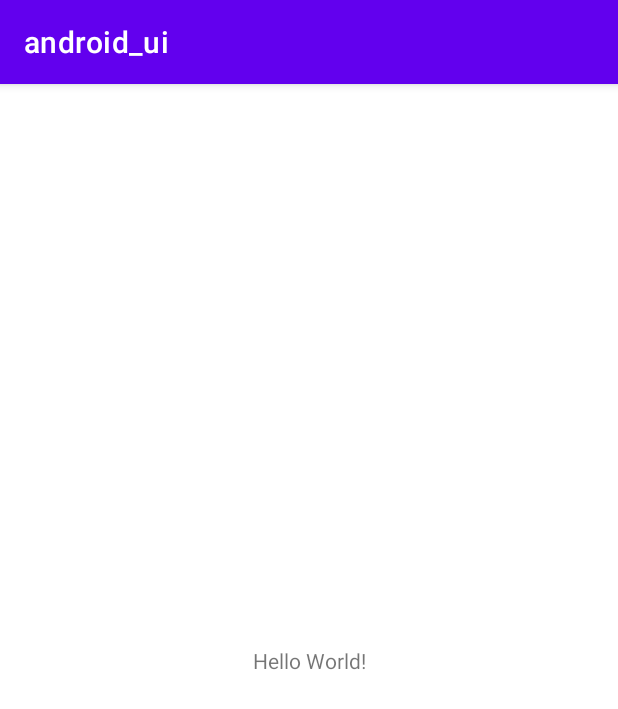
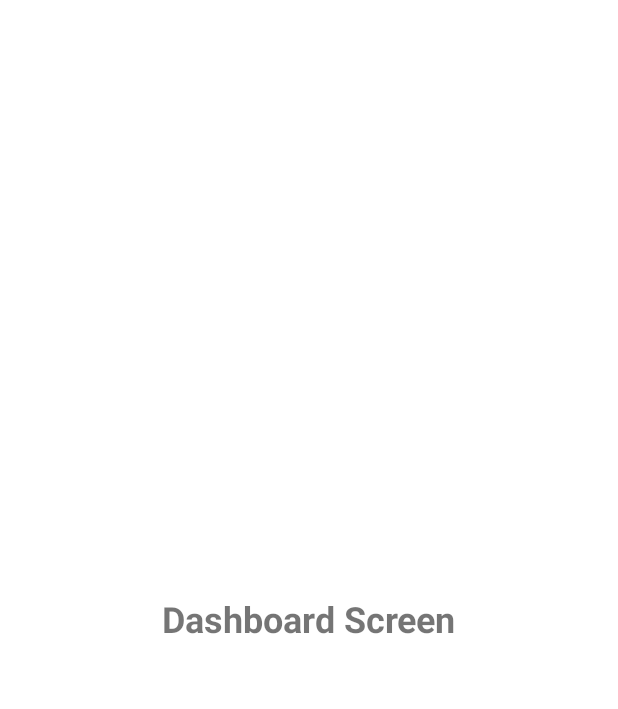
Before and after one commit to GGAYIFRANKY/Android_ui, an Android app: the screen it shows after launch (MainActivity before the commit, Dashboard after it), on a phone screen of 412 x 824 dp. Shown: the top 709 px of the screen. Run offline under Robolectric (Android 15) with nearby library versions, the phone set to English and light mode, and no system bars.

Commit message:
splash screen

```diff
--- a/app/src/main/AndroidManifest.xml
+++ b/app/src/main/AndroidManifest.xml
@@ -9,6 +9,7 @@
         android:roundIcon="@mipmap/ic_launcher_round"
         android:supportsRtl="true"
         android:theme="@style/Theme.Android_ui">
+        <activity android:name=".Dashboard"></activity>
         <activity android:name=".MainActivity">
             <intent-filter>
                 <action android:name="android.intent.action.MAIN" />
--- /dev/null
+++ b/app/src/main/java/com/example/android_ui/Dashboard.java
@@ -0,0 +1,14 @@
+package com.example.android_ui;
+
+import androidx.appcompat.app.AppCompatActivity;
+
+import android.os.Bundle;
+
+public class Dashboard extends AppCompatActivity {
+
+    @Override
+    protected void onCreate(Bundle savedInstanceState) {
+        super.onCreate(savedInstanceState);
+        setContentView(R.layout.activity_dashboard);
+    }
+}
--- a/app/src/main/java/com/example/android_ui/MainActivity.java
+++ b/app/src/main/java/com/example/android_ui/MainActivity.java
@@ -2,13 +2,49 @@ package com.example.android_ui;
 
 import androidx.appcompat.app.AppCompatActivity;
 
+import android.content.Intent;
 import android.os.Bundle;
+import android.os.Handler;
+import android.view.WindowManager;
+import android.view.animation.Animation;
+import android.view.animation.AnimationUtils;
+import android.widget.ImageView;
+import android.widget.TextView;
 
 public class MainActivity extends AppCompatActivity {
+
+    private static int SPLASH_SCREEN = 5000;
+
+    Animation topAnim, bottomAnim;
+    ImageView image;
+    TextView motto,slogan;
 
     @Override
     protected void onCreate(Bundle savedInstanceState) {
         super.onCreate(savedInstanceState);
+        getWindow().setFlags(WindowManager.LayoutParams.FLAG_FULLSCREEN, WindowManager.LayoutParams.FLAG_FULLSCREEN);
         setContentView(R.layout.activity_main);
+
+        //Animations
+        topAnim = AnimationUtils.loadAnimation(this,R.anim.top_animation);
+        bottomAnim = AnimationUtils.loadAnimation(this,R.anim.bottom_animation);
+
+        image = findViewById(R.id.imageView);
+        motto = findViewById(R.id.textView1);
+        slogan = findViewById(R.id.textView2);
+
+        image.setAnimation(topAnim);
+        motto.setAnimation(bottomAnim);
+        slogan.setAnimation(bottomAnim);
+
+
+        new Handler().postDelayed(new Runnable() {
+            @Override
+            public void run() {
+                Intent intent = new Intent(MainActivity.this,Dashboard.class);
+                startActivity(intent);
+                finish();
+            }
+        },SPLASH_SCREEN);
     }
 }
--- /dev/null
+++ b/app/src/main/res/anim/bottom_animation.xml
@@ -0,0 +1,15 @@
+<?xml version="1.0" encoding="utf-8"?>
+<set xmlns:android="http://schemas.android.com/apk/res/android">
+
+    <translate
+        android:fromXDelta="0%"
+        android:fromYDelta="100%"
+        android:duration="1500"
+    />
+
+    <alpha
+        android:fromAlpha="0.1"
+        android:toAlpha="1.0"
+        android:duration="1500" />
+
+</set>
--- /dev/null
+++ b/app/src/main/res/anim/top_animation.xml
@@ -0,0 +1,15 @@
+<?xml version="1.0" encoding="utf-8"?>
+<set xmlns:android="http://schemas.android.com/apk/res/android">
+
+    <translate
+        android:fromXDelta="0%"
+        android:fromYDelta="-50%"
+        android:duration="2000"
+        />
+
+    <alpha
+        android:fromAlpha="0.1"
+        android:toAlpha="1.0"
+        android:duration="1500" />
+
+</set>
--- /dev/null
+++ b/app/src/main/res/layout/activity_dashboard.xml
@@ -0,0 +1,20 @@
+<?xml version="1.0" encoding="utf-8"?>
+<androidx.constraintlayout.widget.ConstraintLayout xmlns:android="http://schemas.android.com/apk/res/android"
+    xmlns:app="http://schemas.android.com/apk/res-auto"
+    xmlns:tools="http://schemas.android.com/tools"
+    android:layout_width="match_parent"
+    android:layout_height="match_parent"
+    tools:context=".Dashboard">
+
+    <TextView
+        android:id="@+id/textView"
+        android:layout_width="wrap_content"
+        android:layout_height="wrap_content"
+        android:text="Dashboard Screen"
+        android:textSize="24sp"
+        android:textStyle="bold"
+        app:layout_constraintBottom_toBottomOf="parent"
+        app:layout_constraintEnd_toEndOf="parent"
+        app:layout_constraintStart_toStartOf="parent"
+        app:layout_constraintTop_toTopOf="parent" />
+</androidx.constraintlayout.widget.ConstraintLayout>
--- a/app/src/main/res/values/themes.xml
+++ b/app/src/main/res/values/themes.xml
@@ -1,6 +1,6 @@
 <resources xmlns:tools="http://schemas.android.com/tools">
     <!-- Base application theme. -->
-    <style name="Theme.Android_ui" parent="Theme.MaterialComponents.DayNight.DarkActionBar">
+    <style name="Theme.Android_ui" parent="Theme.MaterialComponents.DayNight.NoActionBar">
         <!-- Primary brand color. -->
         <item name="colorPrimary">@color/purple_500</item>
         <item name="colorPrimaryVariant">@color/purple_700</item>
```
Also changed, not shown: app/src/main/res/layout/activity_main.xml (+36 -5 lines).
